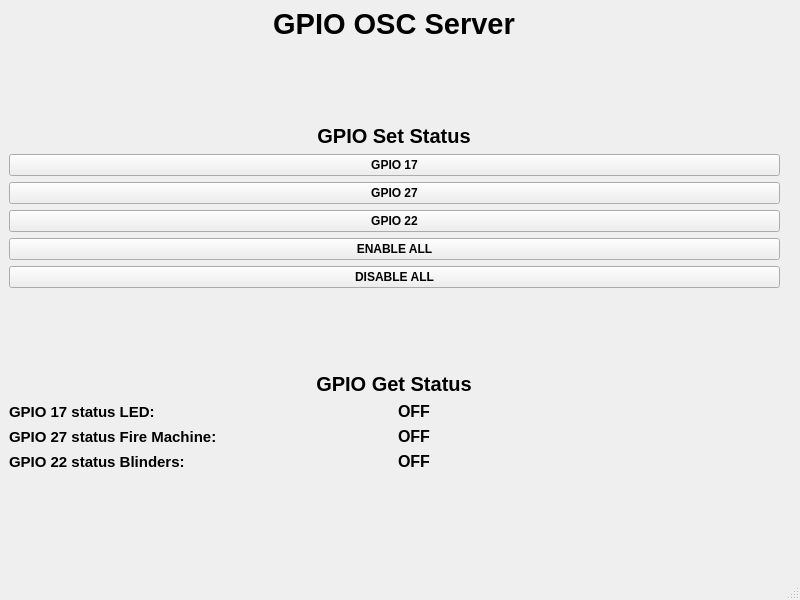
Before: the Qt Designer form OSCServer/mainWindow.ui in enry1897/FlowVision, drawn with Qt 5.
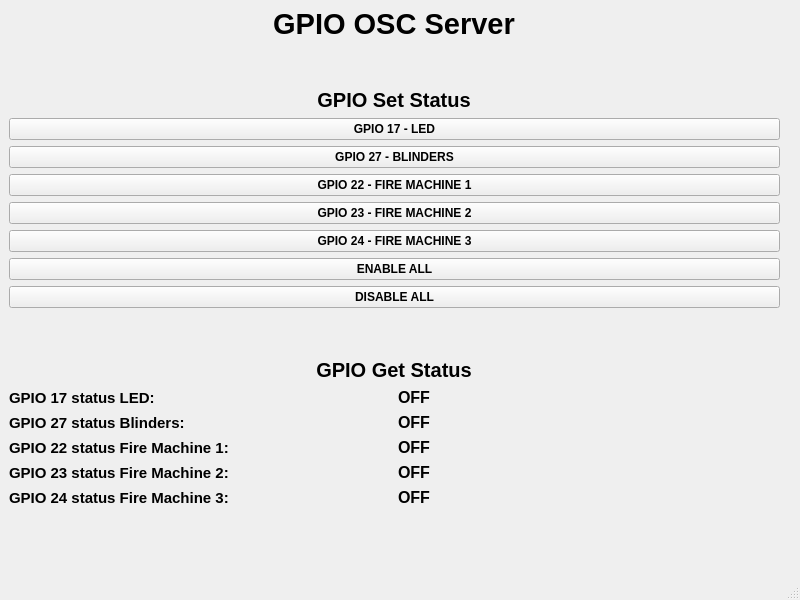
After: the same form once the commit is applied.

```diff
--- a/OSCServer/mainWindow.ui
+++ b/OSCServer/mainWindow.ui
@@ -102,7 +102,7 @@
           <cursorShape>PointingHandCursor</cursorShape>
          </property>
          <property name="text">
-          <string>GPIO 17</string>
+          <string>GPIO 17 - LED</string>
          </property>
         </widget>
        </item>
@@ -117,7 +117,7 @@
           <cursorShape>PointingHandCursor</cursorShape>
          </property>
          <property name="text">
-          <string>GPIO 27</string>
+          <string>GPIO 27 - BLINDERS</string>
          </property>
         </widget>
        </item>
@@ -132,7 +132,37 @@
           <cursorShape>PointingHandCursor</cursorShape>
          </property>
          <property name="text">
-          <string>GPIO 22</string>
+          <string>GPIO 22 - FIRE MACHINE 1</string>
+         </property>
+        </widget>
+       </item>
+       <item>
+        <widget class="QPushButton" name="pb_FM_2_23">
+         <property name="font">
+          <font>
+           <bold>true</bold>
+          </font>
+         </property>
+         <property name="cursor">
+          <cursorShape>PointingHandCursor</cursorShape>
+         </property>
+         <property name="text">
+          <string>GPIO 23 - FIRE MACHINE 2</string>
+         </property>
+        </widget>
+       </item>
+       <item>
+        <widget class="QPushButton" name="pb_FM_3_24">
+         <property name="font">
+          <font>
+           <bold>true</bold>
+          </font>
+         </property>
+         <property name="cursor">
+          <cursorShape>PointingHandCursor</cursorShape>
+         </property>
+         <property name="text">
+          <string>GPIO 24 - FIRE MACHINE 3</string>
          </property>
         </widget>
        </item>
@@ -250,7 +280,7 @@
             </font>
            </property>
            <property name="text">
-            <string>GPIO 27 status Fire Machine:</string>
+            <string>GPIO 27 status Blinders:</string>
            </property>
           </widget>
          </item>
@@ -280,12 +310,72 @@
             </font>
            </property>
            <property name="text">
-            <string>GPIO 22 status Blinders:</string>
+            <string>GPIO 22 status Fire Machine 1:</string>
            </property>
           </widget>
          </item>
          <item>
-          <widget class="QLabel" name="lbl_GPIO22_status">
+          <widget class="QLabel" name="lbl_GPIO22_FM_1_status">
+           <property name="font">
+            <font>
+             <pointsize>12</pointsize>
+             <bold>true</bold>
+            </font>
+           </property>
+           <property name="text">
+            <string>OFF</string>
+           </property>
+          </widget>
+         </item>
+        </layout>
+       </item>
+       <item>
+        <layout class="QHBoxLayout" name="hl_GPIO23_FM_2">
+         <item>
+          <widget class="QLabel" name="lbl_GPIO23_FM_2">
+           <property name="font">
+            <font>
+             <pointsize>11</pointsize>
+             <bold>true</bold>
+            </font>
+           </property>
+           <property name="text">
+            <string>GPIO 23 status Fire Machine 2:</string>
+           </property>
+          </widget>
+         </item>
+         <item>
+          <widget class="QLabel" name="lbl_GPIO23_FM_2_status">
+           <property name="font">
+            <font>
+             <pointsize>12</pointsize>
+             <bold>true</bold>
+            </font>
+           </property>
+           <property name="text">
+            <string>OFF</string>
+           </property>
+          </widget>
+         </item>
+        </layout>
+       </item>
+       <item>
+        <layout class="QHBoxLayout" name="hl_GPIO24_FM_3">
+         <item>
+          <widget class="QLabel" name="lbl_GPIO24_FM_3">
+           <property name="font">
+            <font>
+             <pointsize>11</pointsize>
+             <bold>true</bold>
+            </font>
+           </property>
+           <property name="text">
+            <string>GPIO 24 status Fire Machine 3:</string>
+           </property>
+          </widget>
+         </item>
+         <item>
+          <widget class="QLabel" name="lbl_GPIO24_FM_3_status">
            <property name="font">
             <font>
              <pointsize>12</pointsize>
```
Left out of the diff: 20 changed lines with no effect on the pictures.
